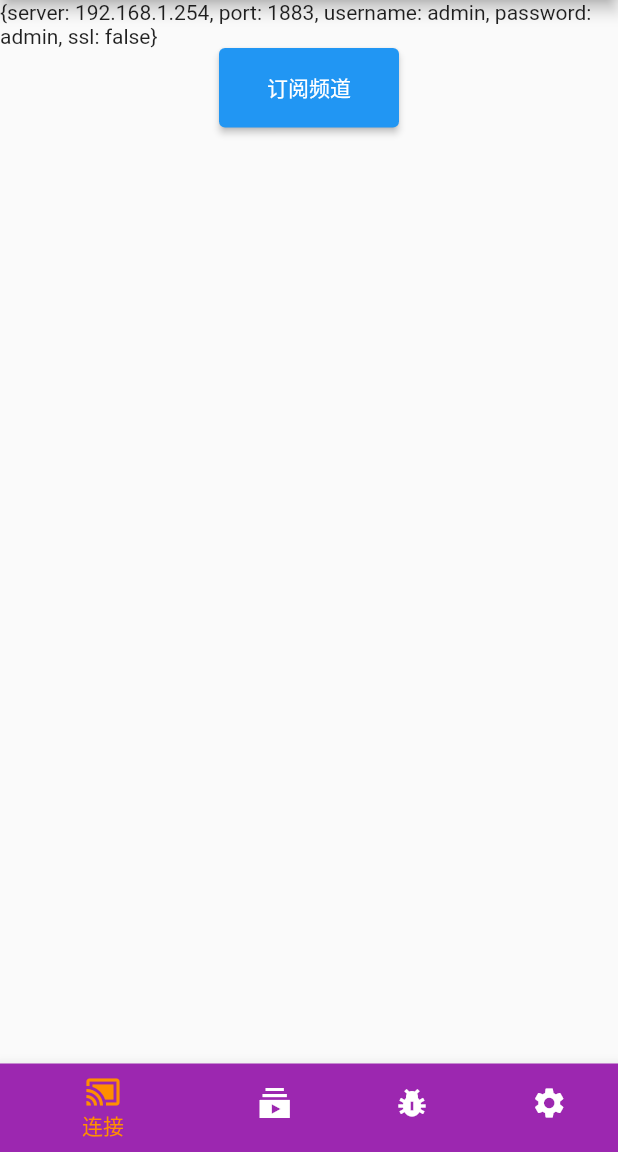
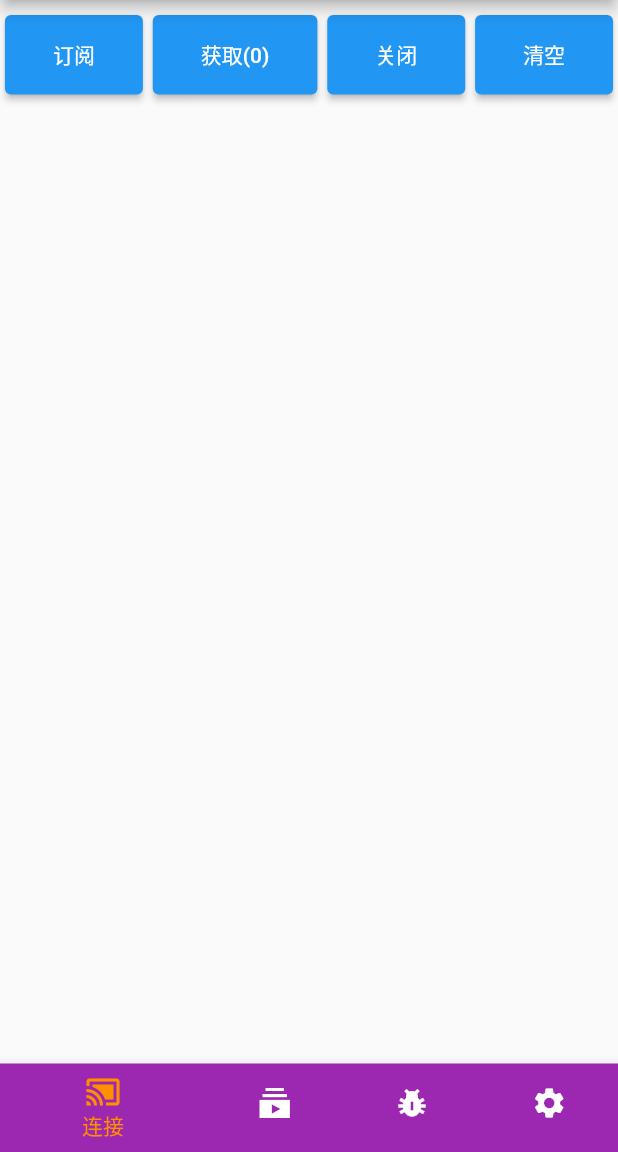
Before and after one commit to baloyou/mqtt, a Flutter app: the screen it shows after launch, on a phone screen of 412 x 824 dp, the part 84-1236 px from its top. Run offline on Flutter 3.47's test engine with Material 2 defaults, Android fonts, the phone set to English and light mode, and no system bars; our stand-ins replace flutter_font_icons, logger, material_design_icons_flutter; missing offline and left inert: mqtt_client.

Commit message:
完善MQTT的订阅和传感器界面的展示

```diff
--- a/lib/home.dart
+++ b/lib/home.dart
@@ -1,6 +1,5 @@
 import 'package:flutter/material.dart';
-import 'package:mqtt/store.dart';
-import 'package:provider/provider.dart';
+import 'dart:convert';
 
 import 'mqtt.dart';
 
@@ -21,9 +20,14 @@ class _HomeState extends State<Home> {
         controller: _scrollController,
         scrollDirection: Axis.vertical,
         itemCount: items.length,
+        itemExtent: 50,
         itemBuilder: (context, index) {
           return new ListTile(
-            leading: Icon(Icons.map),
+            dense: true,
+            leading: Icon(
+              Icons.favorite,
+              color: Colors.blue,
+            ),
             subtitle: new Text('${items[index][0]}'),
             title: new Text('${items[index][1]}'),
           );
@@ -32,29 +36,73 @@ class _HomeState extends State<Home> {
 
   @override
   Widget build(BuildContext context) {
-    final store = Provider.of<Store>(context);
     return Column(
       children: [
-        Text(store.mqttData.toString()),
+        SizedBox(height: 10),
+        Row(
+          mainAxisAlignment: MainAxisAlignment.spaceAround,
+          children: [
             ElevatedButton(
                 child: Padding(
                   padding: const EdgeInsets.all(16.0),
-              child: Text("订阅频道"),
+                  child: Text("订阅"),
                 ),
                 onPressed: () {
                   if (MqttTool.getInstance().isConnect()) {
-                MqttTool.getInstance().subscribe((topic, payload) {
+                    MqttTool.getInstance().subscribe(
+                        'homeassistant/sensor/sht30/sht30-temperature/config');
+                    MqttTool.getInstance().subscribe('sht30/sensor/+/state');
+                  } else {
+                    print('mqtt is not connect.');
+                  }
+                }),
+            ElevatedButton(
+                child: Padding(
+                  padding: const EdgeInsets.all(16.0),
+                  child: Text("获取(${items.length})"),
+                ),
+                onPressed: () {
+                  if (MqttTool.getInstance().isConnect()) {
+                    MqttTool.getInstance().getSubscription((topic, payload) {
+                      //先检查widget是否处于可见状态，否则会刷屏报错
+                      if (this.mounted) {
+                        //更新状态items
                         setState(() {
                           items.add([topic, payload]);
-                    // items.add('$topic : $payload');
                         });
+                        //将滚动条定位到最后一条数据
                         _scrollController
                             .jumpTo(_scrollController.position.maxScrollExtent);
+                      }
                     });
                   } else {
                     print('mqtt is not connect.');
                   }
                 }),
+            ElevatedButton(
+                child: Padding(
+                  padding: const EdgeInsets.all(16.0),
+                  child: Text("关闭"),
+                ),
+                onPressed: () {
+                  if (MqttTool.getInstance().isConnect()) {
+                    MqttTool.getInstance().stopSubscription();
+                  } else {
+                    print('mqtt is not connect.');
+                  }
+                }),
+            ElevatedButton(
+                child: Padding(
+                  padding: const EdgeInsets.all(16.0),
+                  child: Text("清空"),
+                ),
+                onPressed: () {
+                  setState(() {
+                    items.clear();
+                  });
+                }),
+          ],
+        ),
         Expanded(
             child: Container(
           child: lvb(),
--- a/lib/store.dart
+++ b/lib/store.dart
@@ -1,4 +1,6 @@
 import 'package:flutter/material.dart';
+import 'package:material_design_icons_flutter/material_design_icons_flutter.dart';
+import 'package:flutter_font_icons/flutter_font_icons.dart';
 
 class Store with ChangeNotifier {
   Map mqttData = {
@@ -9,6 +11,58 @@ class Store with ChangeNotifier {
     'ssl': false,
   };
 
+  Map sensors = {
+    'pm1_0': {
+      "name": 'pm1.0',
+      'icon': Icon(
+        Icons.air,
+        color: Colors.blue,
+      )
+    },
+    'pm2_5': {
+      "name": 'pm2.5',
+      'icon': Icon(
+        Icons.air,
+        color: Colors.blue,
+      )
+    },
+    'pm_10': {
+      "name": 'pm10',
+      'icon': Icon(
+        Icons.air,
+        color: Colors.blue,
+      )
+    },
+    'workshop_eco2': {
+      "name": '二氧化碳',
+      'icon': Icon(
+        Icons.eco,
+        color: Colors.blue,
+      )
+    },
+    'workshop_tvoc': {
+      "name": 'tvoc',
+      'icon': Icon(
+        Icons.air,
+        color: Colors.blue,
+      )
+    },
+    'sht30-temperature': {
+      "name": '温度',
+      'icon': Icon(
+        MdiIcons.coolantTemperature,
+        color: Colors.red,
+      )
+    },
+    'sht30-humidity': {
+      "name": '湿度',
+      'icon': Icon(
+        WeatherIcons.wi_humidity,
+        color: Colors.green,
+      )
+    },
+  };
+
   void mqtt(data) {
     mqttData = data;
     notifyListeners();
--- a/pubspec.yaml
+++ b/pubspec.yaml
@@ -33,6 +33,8 @@ dependencies:
   # Use with the CupertinoIcons class for iOS style icons.
   cupertino_icons: ^1.0.2
   mqtt_client: ^9.6.5
+  flutter_icons: ^1.1.0
+  flutter_font_icons: ^2.2.4
 
 dev_dependencies:
   flutter_test:
```
Also changed, not shown: lib/control.dart (+57 -1 lines), lib/mqtt.dart (+33 -5 lines), pubspec.lock. Lines whose indentation alone changed are shown as unchanged.
